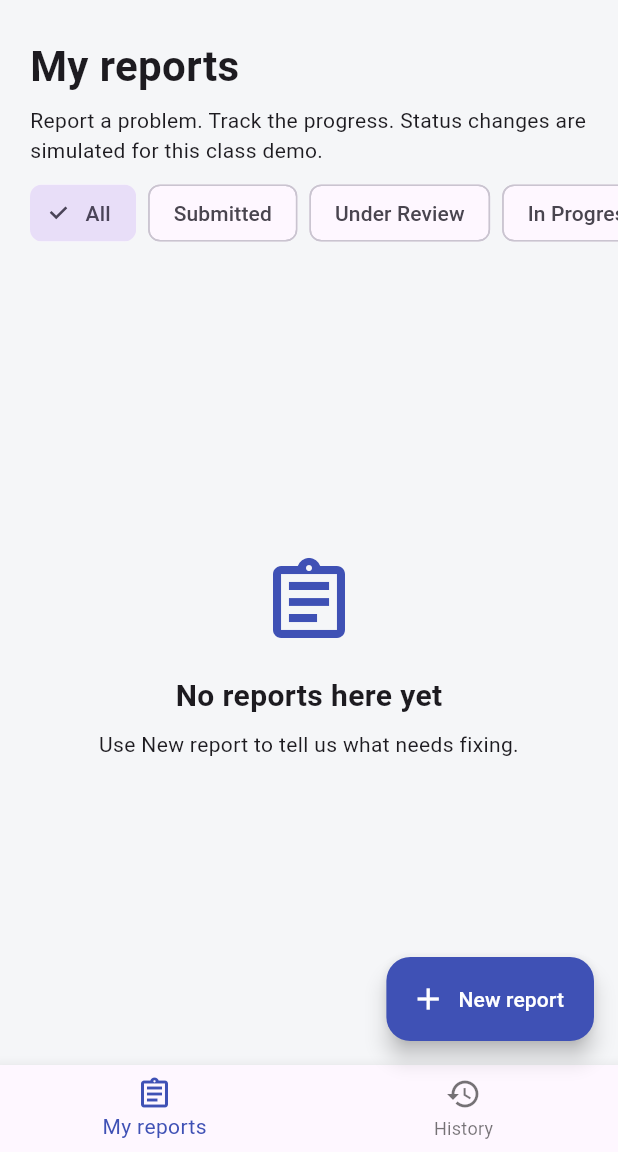
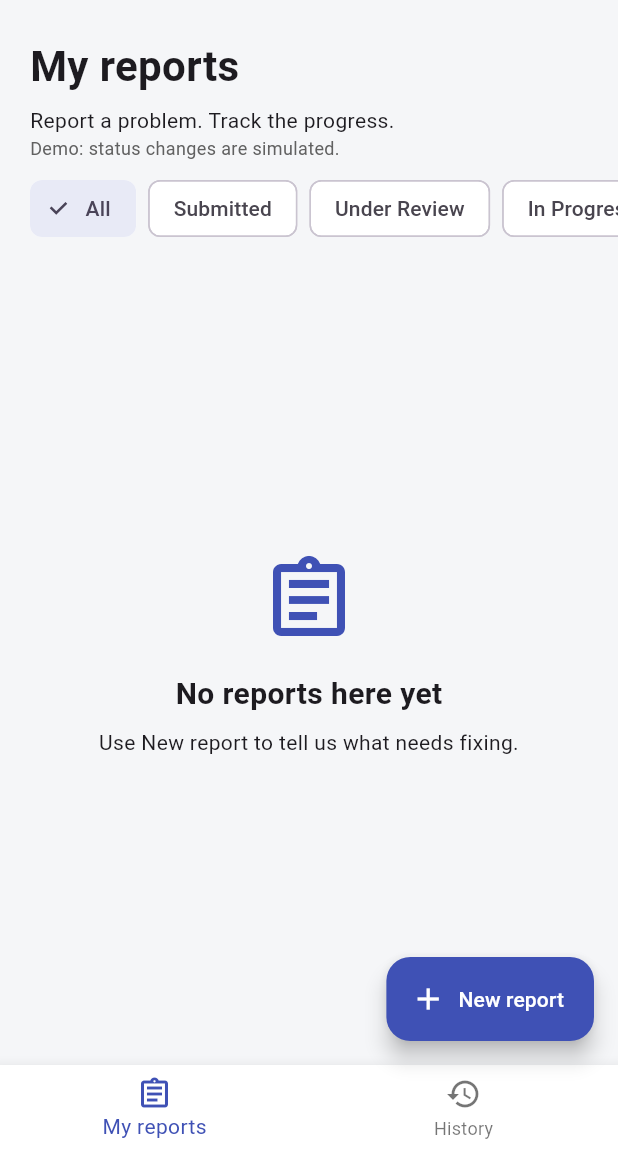
Before and after one commit to andireyes06-maker/quickfix, a Flutter app: the screen it shows once a user with an empty profile is signed in, on a phone screen of 412 x 824 dp, the part 84-1236 px from its top. Run offline on Flutter 3.47's test engine with Material 3 defaults, Android fonts, the phone set to English and light mode, and no system bars; our stand-ins replace cloud_firestore, firebase_auth, firebase_core, geolocator, image_picker; accounts and stored records are empty.

Commit message:
feat: unified theme, accessible status colors, richer list cards
Co-Authored-By: Claude Sonnet 5.5 <noreply@anthropic.com>

```diff
--- a/lib/main.dart
+++ b/lib/main.dart
@@ -47,6 +47,8 @@ class MyApp extends StatelessWidget {
       debugShowCheckedModeBanner: false,
       theme: ThemeData(
         scaffoldBackgroundColor: Color(0xFFF5F6F8),
+        // Dropdown menus use this color, so they are white instead of tinted.
+        canvasColor: Colors.white,
         primarySwatch: Colors.indigo,
         appBarTheme: AppBarTheme(
           backgroundColor: Colors.indigo,
@@ -64,6 +66,32 @@ class MyApp extends StatelessWidget {
             foregroundColor: Colors.white,
             padding: EdgeInsets.all(16),
           ),
+        ),
+        // White surfaces and indigo buttons, so no default purple tint shows.
+        cardTheme: CardThemeData(
+          color: Colors.white,
+          surfaceTintColor: Colors.transparent,
+          elevation: 1,
+        ),
+        dialogTheme: DialogThemeData(
+          backgroundColor: Colors.white,
+          surfaceTintColor: Colors.transparent,
+        ),
+        textButtonTheme: TextButtonThemeData(
+          style: TextButton.styleFrom(foregroundColor: Colors.indigo),
+        ),
+        outlinedButtonTheme: OutlinedButtonThemeData(
+          style: OutlinedButton.styleFrom(
+            foregroundColor: Colors.indigo,
+            side: BorderSide(color: Colors.indigo),
+          ),
+        ),
+        chipTheme: ChipThemeData(
+          backgroundColor: Colors.white,
+          selectedColor: Colors.indigo.shade50,
+        ),
+        bottomNavigationBarTheme: BottomNavigationBarThemeData(
+          backgroundColor: Colors.white,
         ),
       ),
       home: startupError.isNotEmpty
--- a/lib/pages/report_details_page.dart
+++ b/lib/pages/report_details_page.dart
@@ -48,7 +48,7 @@ class _ReportDetailsPageState extends State<ReportDetailsPage> {
   // One color per status, so every screen shows a status the same way.
   Color statusColor(String status) {
     if (status == "Under Review") {
-      return Colors.orange.shade800;
+      return Color(0xFFB45309);
     }
     if (status == "In Progress") {
       return Colors.blue.shade800;
--- a/lib/pages/reports_page.dart
+++ b/lib/pages/reports_page.dart
@@ -34,7 +34,7 @@ class _ReportsPageState extends State<ReportsPage> {
   // One color per status, so every screen shows a status the same way.
   Color statusColor(String status) {
     if (status == "Under Review") {
-      return Colors.orange.shade800;
+      return Color(0xFFB45309);
     }
     if (status == "In Progress") {
       return Colors.blue.shade800;
@@ -43,6 +43,32 @@ class _ReportsPageState extends State<ReportsPage> {
       return Colors.green.shade800;
     }
     return Colors.grey.shade700;
+  }
+
+  // One icon per category, so reports are easier to tell apart in the list.
+  IconData categoryIcon(String category) {
+    if (category == "Furniture") {
+      return Icons.chair_outlined;
+    }
+    if (category == "Electrical") {
+      return Icons.electrical_services;
+    }
+    if (category == "Plumbing") {
+      return Icons.plumbing;
+    }
+    if (category == "Equipment") {
+      return Icons.devices_other;
+    }
+    return Icons.build_outlined;
+  }
+
+  // A new report has no server time for a moment, so there is no date to show yet.
+  String shortDate(Timestamp? value) {
+    if (value == null) {
+      return "";
+    }
+    final date = value.toDate().toLocal();
+    return "${date.month}/${date.day}/${date.year}";
   }
 
   @override
@@ -92,8 +118,16 @@ class _ReportsPageState extends State<ReportsPage> {
                     SizedBox(height: 6),
                     Text(
                       tab == 0
-                          ? "Report a problem. Track the progress. Status changes are simulated for this class demo."
+                          ? "Report a problem. Track the progress."
                           : "Your resolved campus maintenance reports.",
+                    ),
+                    if (tab == 0)
+                      Text(
+                        "Demo: status changes are simulated.",
+                        style: TextStyle(
+                          fontSize: 12,
+                          color: Colors.grey.shade700,
+                        ),
                       ),
                   ],
                 ),
@@ -185,9 +219,11 @@ class _ReportsPageState extends State<ReportsPage> {
                               ),
                               SizedBox(height: 16),
                               Text(
-                                tab == 0
+                                tab == 1
+                                    ? "No resolved reports yet"
+                                    : filter == "All"
                                     ? "No reports here yet"
-                                    : "No resolved reports yet",
+                                    : "No $filter reports",
                                 style: TextStyle(
                                   fontSize: 20,
                                   fontWeight: FontWeight.bold,
@@ -195,9 +231,11 @@ class _ReportsPageState extends State<ReportsPage> {
                               ),
                               SizedBox(height: 8),
                               Text(
-                                tab == 0
+                                tab == 1
+                                    ? "Resolved reports will appear in your history."
+                                    : filter == "All"
                                     ? "Use New report to tell us what needs fixing."
-                                    : "Resolved reports will appear in your history.",
+                                    : "Reports that reach this status will show up here.",
                                 textAlign: TextAlign.center,
                               ),
                             ],
@@ -216,7 +254,7 @@ class _ReportsPageState extends State<ReportsPage> {
                             leading: CircleAvatar(
                               backgroundColor: Colors.indigo.shade50,
                               child: Icon(
-                                Icons.build_outlined,
+                                categoryIcon(report["category"]),
                                 color: Colors.indigo,
                               ),
                             ),
@@ -230,12 +268,25 @@ class _ReportsPageState extends State<ReportsPage> {
                                 SizedBox(height: 6),
                                 Text(report["location"]),
                                 SizedBox(height: 8),
+                                Wrap(
+                                  crossAxisAlignment: WrapCrossAlignment.center,
+                                  spacing: 8,
+                                  children: [
                                     Text(
                                       report["status"],
                                       style: TextStyle(
                                         color: statusColor(report["status"]),
                                         fontWeight: FontWeight.bold,
                                       ),
+                                    ),
+                                    if (shortDate(report["createdAt"]).isNotEmpty)
+                                      Text(
+                                        shortDate(report["createdAt"]),
+                                        style: TextStyle(
+                                          color: Colors.grey.shade700,
+                                        ),
+                                      ),
+                                  ],
                                 ),
                               ],
                             ),
```
Lines whose indentation alone changed are shown as unchanged.
